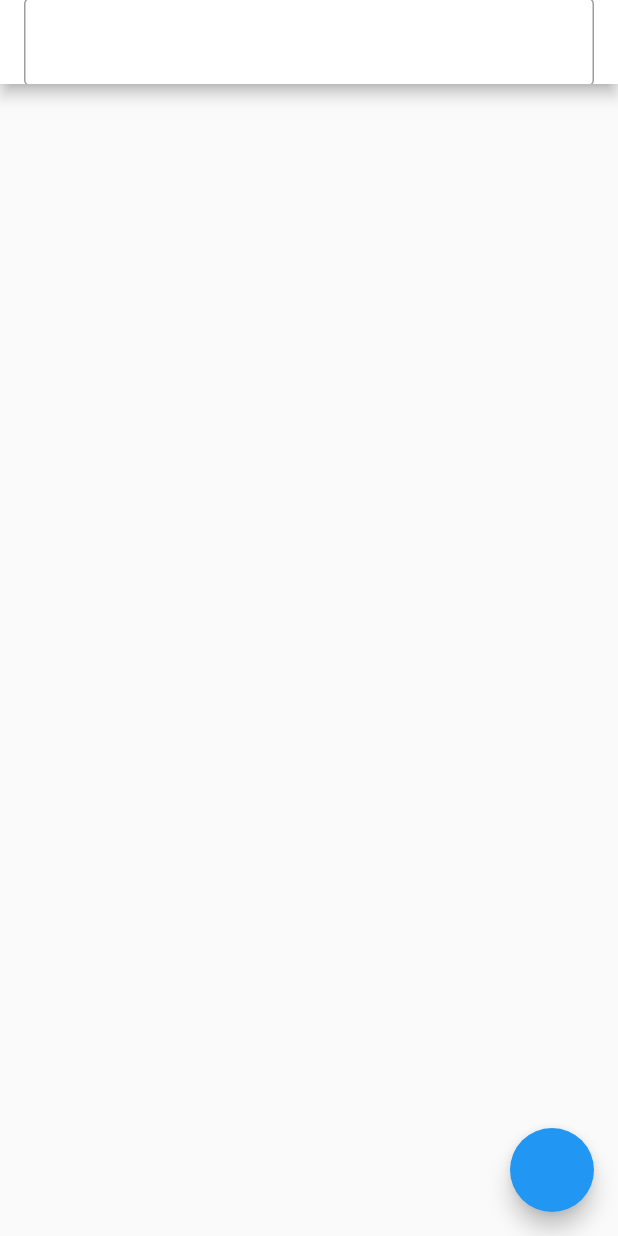
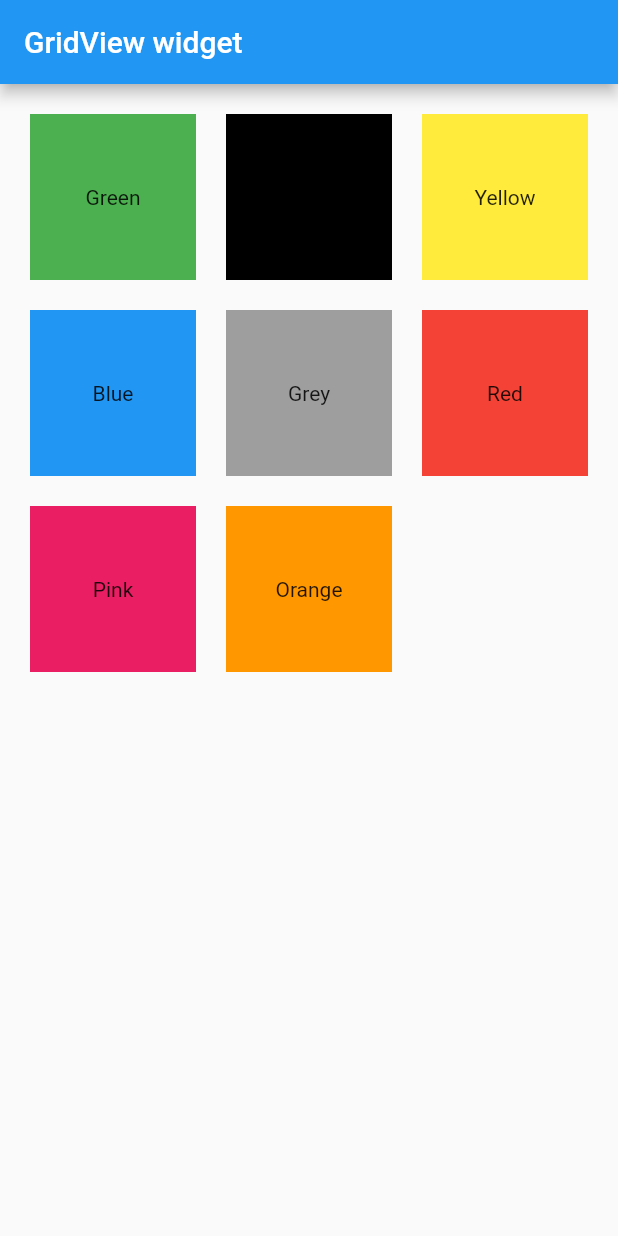
Before and after one commit to muhriddinbek-off/flutter_lessons, a Flutter app: the screen it shows after launch, on a phone screen of 412 x 824 dp. Run offline on Flutter 3.47's test engine with Material 2 defaults, Android fonts, the phone set to English and light mode, and no system bars.

Commit message:
grid view builder

```diff
--- /dev/null
+++ b/lib/02_gridview_builder/gridview.dart
@@ -0,0 +1,30 @@
+import 'package:flutter/material.dart';
+import 'package:flutter_lessons/malumotlar/malumotlar.dart';
+
+class GridViewBuilderWidget extends StatelessWidget {
+  const GridViewBuilderWidget({super.key});
+
+  @override
+  Widget build(BuildContext context) {
+    final name = colors;
+    return Scaffold(
+      appBar: AppBar(title: const Text('GridView widget')),
+      body: GridView.builder(
+        padding: const EdgeInsets.all(20),
+        gridDelegate: const SliverGridDelegateWithFixedCrossAxisCount(
+          crossAxisSpacing: 20,
+          mainAxisSpacing: 20,
+          crossAxisCount: 3,
+        ),
+        itemCount: name.length,
+        itemBuilder: (context, index) {
+          return Container(
+            alignment: Alignment.center,
+            color: name[index]['color'],
+            child: Text(name[index]['name']),
+          );
+        },
+      ),
+    );
+  }
+}
--- a/lib/main.dart
+++ b/lib/main.dart
@@ -1,5 +1,6 @@
 import 'package:flutter/material.dart';
 import '01_dialog/alert_dialog.dart';
+import '02_gridview_builder/gridview.dart';
 
 void main() {
   runApp(const MyApp());
@@ -12,7 +13,7 @@ class MyApp extends StatelessWidget {
   Widget build(BuildContext context) {
     return const MaterialApp(
       debugShowCheckedModeBanner: false,
-      home: AlertDialogScreen(),
+      home: GridViewBuilderWidget(),
     );
   }
 }
--- /dev/null
+++ b/lib/malumotlar/malumotlar.dart
@@ -0,0 +1,36 @@
+import 'package:flutter/material.dart';
+
+List colors = [
+  {
+    'color': Colors.green,
+    'name': 'Green',
+  },
+  {
+    'color': Colors.black,
+    'name': 'Black',
+  },
+  {
+    'color': Colors.yellow,
+    'name': 'Yellow',
+  },
+  {
+    'color': Colors.blue,
+    'name': 'Blue',
+  },
+  {
+    'color': Colors.grey,
+    'name': 'Grey',
+  },
+  {
+    'color': Colors.red,
+    'name': 'Red',
+  },
+  {
+    'color': Colors.pink,
+    'name': 'Pink',
+  },
+  {
+    'color': Colors.orange,
+    'name': 'Orange',
+  },
+];
```
